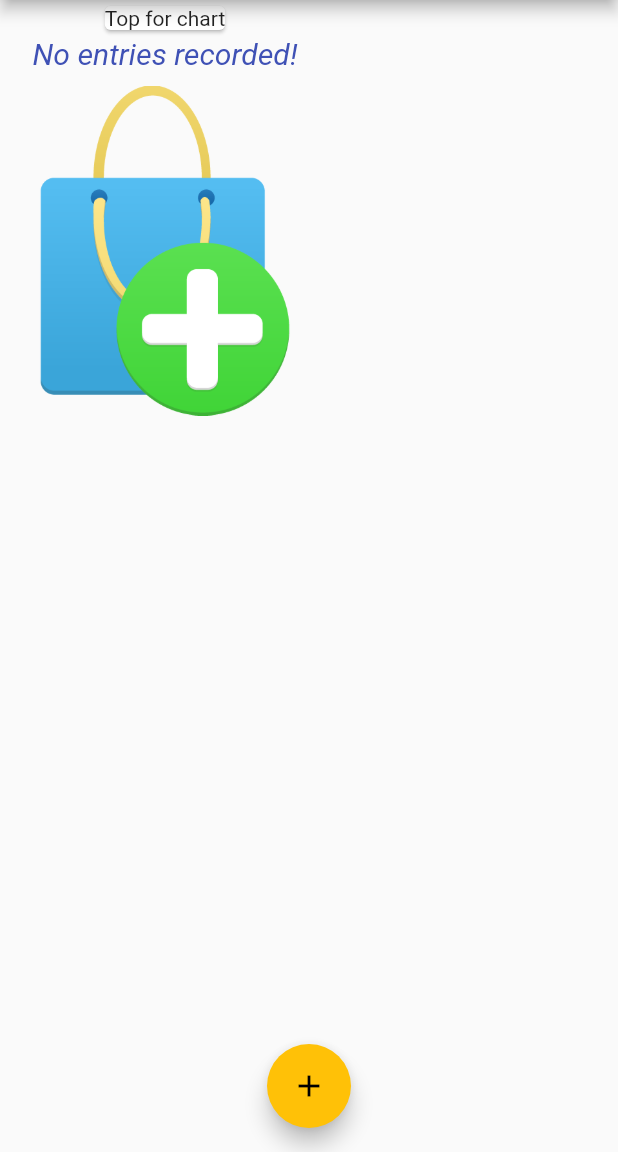
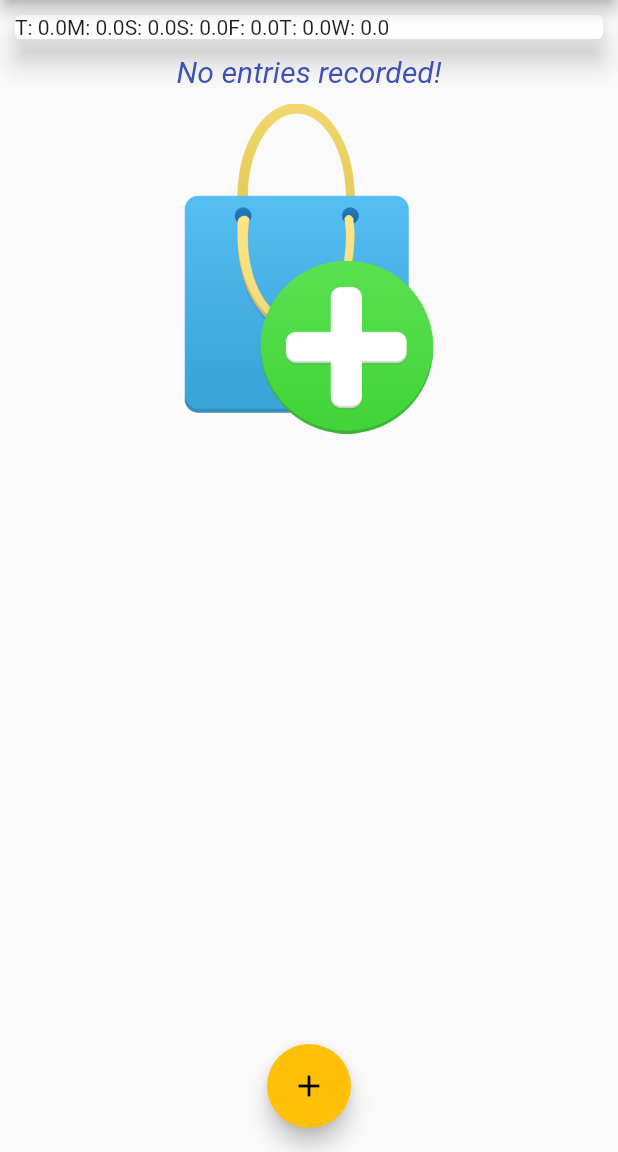
Before and after one commit to Chintan22/personal_expense_monitor, a Flutter app: the screen it shows after launch, on a phone screen of 412 x 824 dp, the part 84-1236 px from its top. Run offline on Flutter 3.47's test engine with Material 2 defaults, Android fonts, the phone set to English and light mode, and no system bars; Roboto replaces fonts that are missing (OpenSans, Quicksand).

Commit message:
Chart logic added

```diff
--- /dev/null
+++ b/lib/genBars.dart
@@ -0,0 +1,8 @@
+import 'package:flutter/material.dart';
+
+class GenBar extends StatelessWidget {
+  @override
+  Widget build(BuildContext context) {
+    return Container();
+  }
+}
--- /dev/null
+++ b/lib/genChart.dart
@@ -0,0 +1,39 @@
+import 'package:flutter/material.dart';
+import 'package:intl/intl.dart';
+import './entryModel.dart';
+
+class GenChart extends StatelessWidget {
+  final List<Entry> addedEntries;
+  GenChart(this.addedEntries);
+
+  List<Map<String, Object>> get weeklyEntryValues {
+    return List.generate(7, (days) {
+      final weekDay = DateTime.now().subtract(Duration(days: days));
+      double tCost = 0.0;
+      for (var i = 0; i < addedEntries.length; i++) {
+        if (addedEntries[i].date.day == weekDay.day &&
+            addedEntries[i].date.month == weekDay.month &&
+            addedEntries[i].date.year == weekDay.year) {
+          tCost += addedEntries[i].cost;
+        }
+      }
+      return {
+        'day': DateFormat.E().format(weekDay).substring(0, 1),
+        'cost': tCost
+      };
+    });
+  }
+
+  @override
+  Widget build(BuildContext context) {
+    return Card(
+      margin: EdgeInsets.all(10),
+      elevation: 8,
+      child: Row(
+        children: weeklyEntryValues.map((index) {
+          return Text('${index['day']}: ${index['cost']}');
+        }).toList(),
+      ),
+    );
+  }
+}
--- a/lib/main.dart
+++ b/lib/main.dart
@@ -2,6 +2,7 @@ import 'package:flutter/material.dart';
 import './entryList.dart';
 import './newEntry.dart';
 import './entryModel.dart';
+import './genChart.dart';
 
 void main() => runApp(MyApp());
 
@@ -33,6 +34,11 @@ class MyHomePage extends StatefulWidget {
 
 class _MyHomePageState extends State<MyHomePage> {
   final List<Entry> _entries = [];
+  List<Entry> get _addedEntries {
+    return _entries.where((element) {
+      return element.date.isAfter(DateTime.now().subtract(Duration(days: 7)));
+    }).toList();
+  }
 
   void _createNewEntry(String entryName, double cost) {
     final newEt = Entry(
@@ -66,10 +72,9 @@ class _MyHomePageState extends State<MyHomePage> {
         ],
       ),
       body: Column(
+        crossAxisAlignment: CrossAxisAlignment.stretch,
         children: [
-          Card(
-            child: Text('Top for chart'),
-          ),
+          GenChart(_addedEntries),
           EntryList(_entries),
         ],
       ),
```
